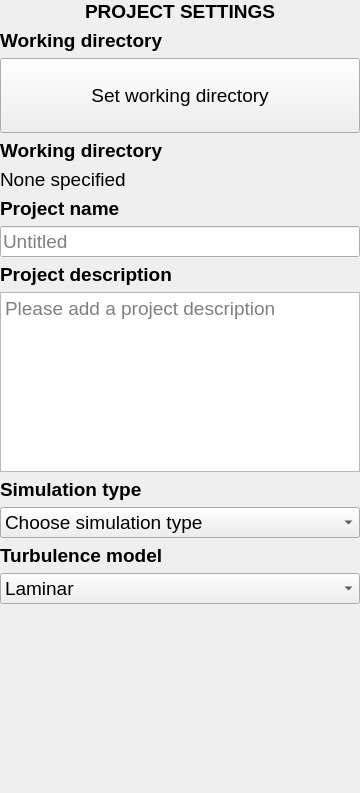
The window that EVENTS/GeoClawOpenFOAM/projectsettings.ui (NHERI-SimCenter/HydroUQ) describes before a commit, drawn with Qt 5.
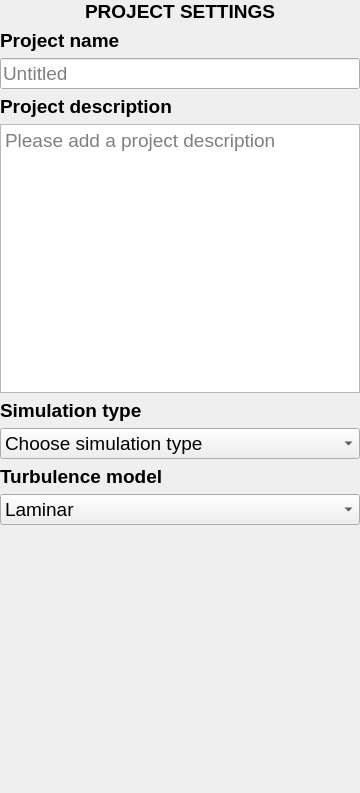
The same window after the commit.

Diff of the .ui file:
```diff
--- a/EVENTS/GeoClawOpenFOAM/projectsettings.ui
+++ b/EVENTS/GeoClawOpenFOAM/projectsettings.ui
@@ -41,71 +41,6 @@
      </property>
     </widget>
    </item>
-   <item>
-    <widget class="QLabel" name="Lbl_WDir">
-     <property name="font">
-      <font>
-       <pointsize>14</pointsize>
-       <weight>75</weight>
-       <bold>true</bold>
-      </font>
-     </property>
-     <property name="focusPolicy">
-      <enum>Qt::ClickFocus</enum>
-     </property>
-     <property name="text">
-      <string>&lt;html&gt;&lt;head/&gt;&lt;body&gt;&lt;p&gt;Working directory&lt;/p&gt;&lt;/body&gt;&lt;/html&gt;</string>
-     </property>
-    </widget>
-   </item>
-   <item>
-    <widget class="QPushButton" name="Btn_WDir">
-     <property name="font">
-      <font>
-       <pointsize>14</pointsize>
-      </font>
-     </property>
-     <property name="toolTip">
-      <string>Set the working directory where all files are stored</string>
-     </property>
-     <property name="toolTipDuration">
-      <number>10000</number>
-     </property>
-     <property name="text">
-      <string>
-Set working directory
-</string>
-     </property>
-    </widget>
-   </item>
-   <item>
-    <widget class="QLabel" name="Lbl_WorkDirH2">
-     <property name="font">
-      <font>
-       <pointsize>14</pointsize>
-       <weight>75</weight>
-       <bold>true</bold>
-      </font>
-     </property>
-     <property name="text">
-      <string>&lt;html&gt;&lt;head/&gt;&lt;body&gt;&lt;p&gt;Working directory&lt;/p&gt;&lt;/body&gt;&lt;/html&gt;</string>
-     </property>
-    </widget>
-   </item>
-   <item>
-    <widget class="QLabel" name="Lbl_WorkDir">
-     <property name="font">
-      <font>
-       <pointsize>14</pointsize>
-       <weight>50</weight>
-       <bold>false</bold>
-      </font>
-     </property>
-     <property name="text">
-      <string>&lt;html&gt;&lt;head/&gt;&lt;body&gt;&lt;p&gt;None specified&lt;/p&gt;&lt;/body&gt;&lt;/html&gt;</string>
-     </property>
-    </widget>
-   </item>
    <item>
     <widget class="QLabel" name="Lbl_PName">
      <property name="font">
```
